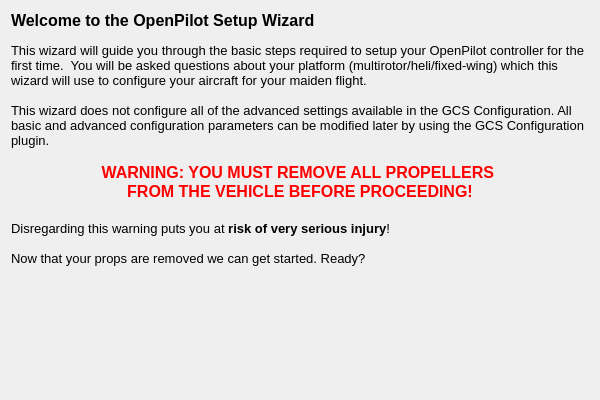
Old version of the form ground/gcs/src/plugins/setupwizard/pages/startpage.ui in the repository TauLabs/TauLabs.
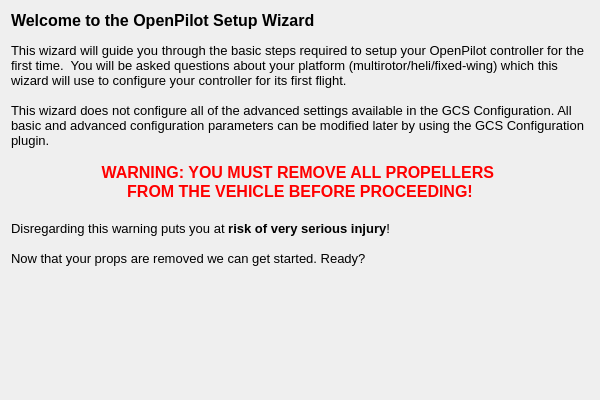
New version of the form.

Commit message: SetupWizard: copy files from Fredriks' work at OpenPilot

Patch:
```diff
--- a/ground/gcs/src/plugins/setupwizard/pages/startpage.ui
+++ b/ground/gcs/src/plugins/setupwizard/pages/startpage.ui
@@ -41,7 +41,7 @@
 &lt;/style&gt;&lt;/head&gt;&lt;body style=&quot; font-family:'MS Shell Dlg 2'; font-size:8pt; font-weight:400; font-style:normal;&quot;&gt;
 &lt;p style=&quot; margin-top:0px; margin-bottom:0px; margin-left:0px; margin-right:0px; -qt-block-indent:0; text-indent:0px;&quot;&gt;&lt;span style=&quot; font-size:12pt; font-weight:600;&quot;&gt;Welcome to the OpenPilot Setup Wizard&lt;/span&gt;&lt;/p&gt;
 &lt;p style=&quot;-qt-paragraph-type:empty; margin-top:0px; margin-bottom:0px; margin-left:0px; margin-right:0px; -qt-block-indent:0; text-indent:0px;&quot;&gt;&lt;br /&gt;&lt;/p&gt;
-&lt;p style=&quot; margin-top:0px; margin-bottom:0px; margin-left:0px; margin-right:0px; -qt-block-indent:0; text-indent:0px;&quot;&gt;&lt;span style=&quot; font-size:10pt;&quot;&gt;This wizard will guide you through the basic steps required to setup your OpenPilot controller for the first time.  You will be asked questions about your platform (multirotor/heli/fixed-wing) which this wizard will use to configure your aircraft for your maiden flight. &lt;/span&gt;&lt;/p&gt;
+&lt;p style=&quot; margin-top:0px; margin-bottom:0px; margin-left:0px; margin-right:0px; -qt-block-indent:0; text-indent:0px;&quot;&gt;&lt;span style=&quot; font-size:10pt;&quot;&gt;This wizard will guide you through the basic steps required to setup your OpenPilot controller for the first time.  You will be asked questions about your platform (multirotor/heli/fixed-wing) which this wizard will use to configure your controller for its first flight. &lt;/span&gt;&lt;/p&gt;
 &lt;p style=&quot;-qt-paragraph-type:empty; margin-top:0px; margin-bottom:0px; margin-left:0px; margin-right:0px; -qt-block-indent:0; text-indent:0px; font-size:10pt;&quot;&gt;&lt;br /&gt;&lt;/p&gt;
 &lt;p style=&quot; margin-top:0px; margin-bottom:0px; margin-left:0px; margin-right:0px; -qt-block-indent:0; text-indent:0px;&quot;&gt;&lt;span style=&quot; font-size:10pt;&quot;&gt;This wizard does not configure all of the advanced settings available in the GCS Configuration. All basic and advanced configuration parameters can be modified later by using the GCS Configuration plugin.&lt;/span&gt;&lt;/p&gt;
 &lt;p style=&quot;-qt-paragraph-type:empty; margin-top:0px; margin-bottom:0px; margin-left:0px; margin-right:0px; -qt-block-indent:0; text-indent:0px; font-size:10pt;&quot;&gt;&lt;br /&gt;&lt;/p&gt;
```
The commit also changes 76 other files.
